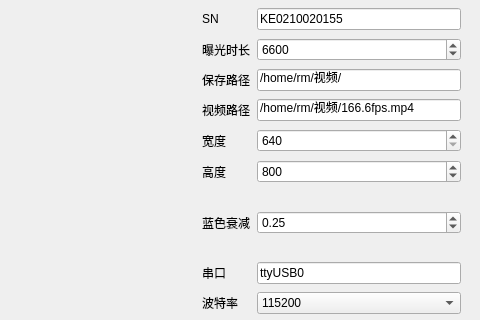
This is mainwindow.ui in mrwang-19/HNU_RMUT_Vision as Qt 5 draws it before an edit; both pictures show x 544 to 1024 and y 0 to 320 of the 1024 by 600 pixel window. The edited form follows.
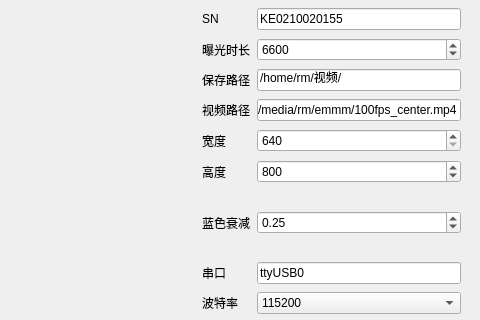
This is the edited form. Custom widgets are drawn as their Qt base class.

Patch:
```diff
--- a/mainwindow.ui
+++ b/mainwindow.ui
@@ -452,7 +452,7 @@
      <item row="3" column="1">
       <widget class="QLineEdit" name="videoPathEdit">
        <property name="text">
-        <string>/home/rm/视频/166.6fps.mp4</string>
+        <string>/media/rm/emmm/100fps_center.mp4</string>
        </property>
       </widget>
      </item>
```
